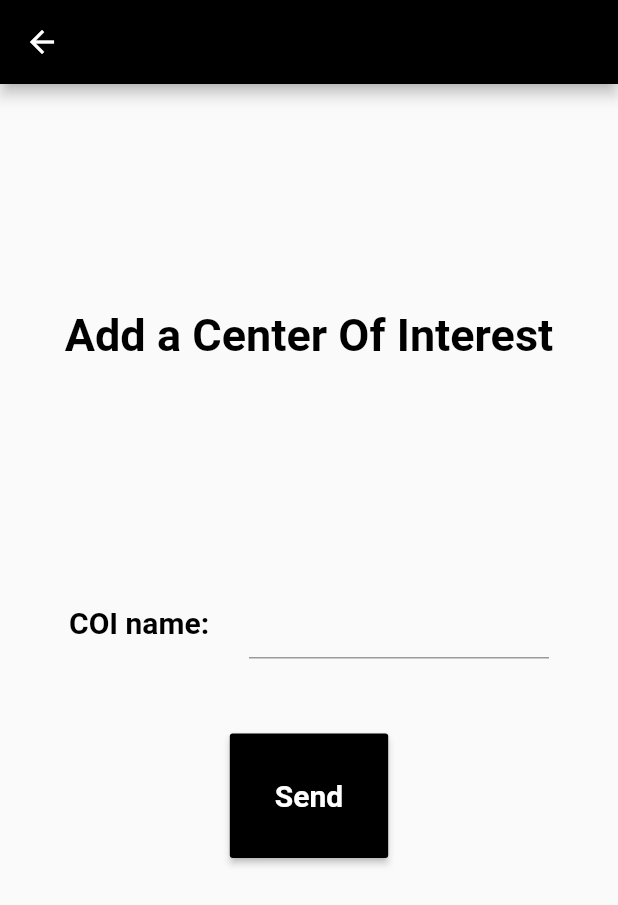
After one commit to nick2180/coi_panel, a Flutter app: the screen it shows after launch, after a tap on "Add COI", on a phone screen of 412 x 824 dp. The commit adds this screen. Shown: the top 905 px of the screen. Run offline on Flutter 3.47's test engine with Material 2 defaults, Android fonts, the phone set to English and light mode, and no system bars; our stand-ins replace cloud_firestore, firebase_core; accounts and stored records are empty.

Commit message:
create interface and sen to FB

```diff
--- /dev/null
+++ b/lib/AddCOI.dart
@@ -0,0 +1,125 @@
+import 'dart:math';
+
+import 'package:cloud_firestore/cloud_firestore.dart';
+import 'package:coi_panel/Classes/COI.dart';
+import 'package:flutter/material.dart';
+
+class AddCOIView extends StatefulWidget {
+  const AddCOIView({Key? key}) : super(key: key);
+
+  @override
+  State<AddCOIView> createState() => _AddCOIViewState();
+}
+
+class _AddCOIViewState extends State<AddCOIView> {
+  Color textColor = Colors.black;
+
+  double titleSize = 30;
+  double textSize = 20;
+
+  TextEditingController COIController = TextEditingController();
+  @override
+  Widget build(BuildContext context) {
+    return SafeArea(
+      child: Scaffold(
+        appBar: AppBar(
+          backgroundColor: textColor,
+          actions: [],
+        ),
+        body: SingleChildScrollView(
+          child: Center(
+            child: Column(
+              children: [
+                const SizedBox(
+                  height: 150,
+                ),
+                Text(
+                  'Add a Center Of Interest',
+                  style: TextStyle(
+                    color: textColor,
+                    fontSize: titleSize,
+                    fontWeight: FontWeight.bold,
+                  ),
+                ),
+                const SizedBox(
+                  height: 150,
+                ),
+                Row(
+                  mainAxisAlignment: MainAxisAlignment.center,
+                  mainAxisSize: MainAxisSize.max,
+                  children: [
+                    Container(
+                      child: Text(
+                        'COI name:',
+                        style: TextStyle(
+                          color: textColor,
+                          fontSize: textSize,
+                          fontWeight: FontWeight.bold,
+                        ),
+                      ),
+                      width: 100,
+                    ),
+                    const SizedBox(
+                      width: 20,
+                    ),
+                    Container(
+                      child: TextFormField(
+                        controller: COIController,
+                        decoration: InputDecoration(
+                          fillColor: textColor,
+                        ),
+                      ),
+                      width: 200,
+                    ),
+                  ],
+                ),
+                const SizedBox(
+                  height: 50,
+                ),
+                MaterialButton(
+                  onPressed: () {
+                    var rng = Random();
+
+                    final coi = COI(
+                      coi: COIController.text,
+                      followers: rng.nextInt(1000000),
+                      isReviewed: true,
+                    );
+
+                    AddNewCOI(coi);
+
+                    COIController.clear();
+                  },
+                  padding: const EdgeInsets.all(
+                    30,
+                  ),
+                  color: textColor,
+                  child: Text(
+                    'Send',
+                    style: TextStyle(
+                      color: Colors.white,
+                      fontSize: textSize,
+                      fontWeight: FontWeight.bold,
+                    ),
+                  ),
+                )
+              ],
+            ),
+          ),
+        ),
+      ),
+    );
+  }
+
+  Future AddNewCOI(COI coi) async {
+    final docUser = FirebaseFirestore.instance
+        .collection(
+          'COIs',
+        )
+        .doc(coi.coi);
+
+    final json = coi.toJson();
+
+    await docUser.set(json);
+  }
+}
--- a/lib/Home.dart
+++ b/lib/Home.dart
@@ -1,5 +1,6 @@
 // ignore_for_file: file_names
 
+import 'package:coi_panel/AddCOI.dart';
 import 'package:coi_panel/AddSubs.dart';
 import 'package:flutter/material.dart';
 
@@ -26,6 +27,26 @@ class _HomeViewState extends State<HomeView> {
               children: [
                 const SizedBox(
                   height: 300,
+                ),
+                MaterialButton(
+                  padding: const EdgeInsets.all(
+                    30,
+                  ),
+                  color: textColor,
+                  onPressed: () {
+                    Navigator.of(context).push(AddCOI());
+                  },
+                  child: Text(
+                    'Add COI',
+                    style: TextStyle(
+                      color: Colors.white,
+                      fontSize: textSize,
+                      fontWeight: FontWeight.bold,
+                    ),
+                  ),
+                ),
+                const SizedBox(
+                  height: 50,
                 ),
                 MaterialButton(
                   padding: const EdgeInsets.all(
@@ -70,6 +91,22 @@ class _HomeViewState extends State<HomeView> {
     );
   }
 
+  Route AddCOI() {
+    return PageRouteBuilder(
+      pageBuilder: (BuildContext context,
+          Animation<double> animation, //
+          Animation<double> secondaryAnimation) {
+        return const AddCOIView();
+      },
+      transitionsBuilder: (BuildContext context,
+          Animation<double> animation, //
+          Animation<double> secondaryAnimation,
+          Widget child) {
+        return child;
+      },
+    );
+  }
+
   Route AddSubs() {
     return PageRouteBuilder(
       pageBuilder: (BuildContext context,
```
